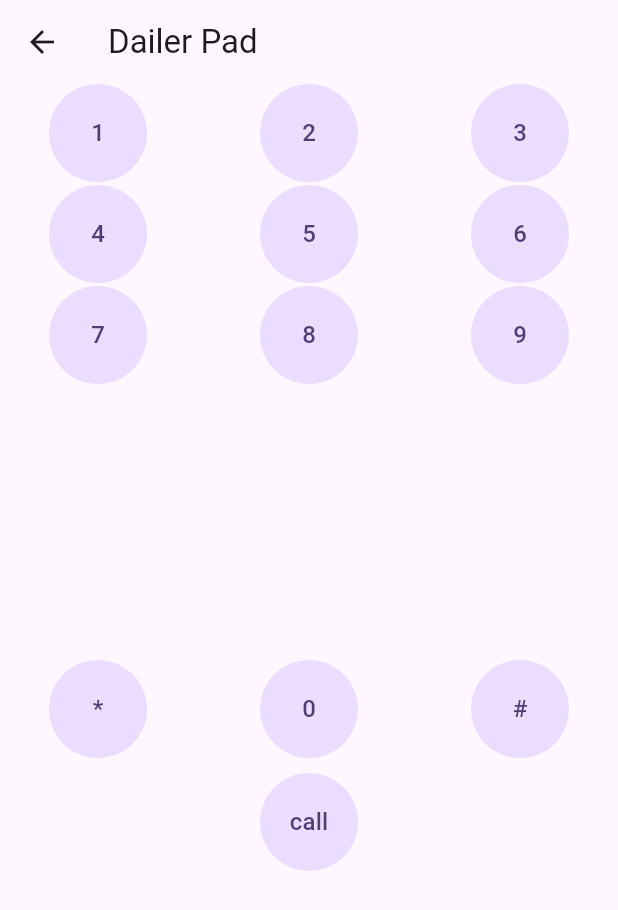
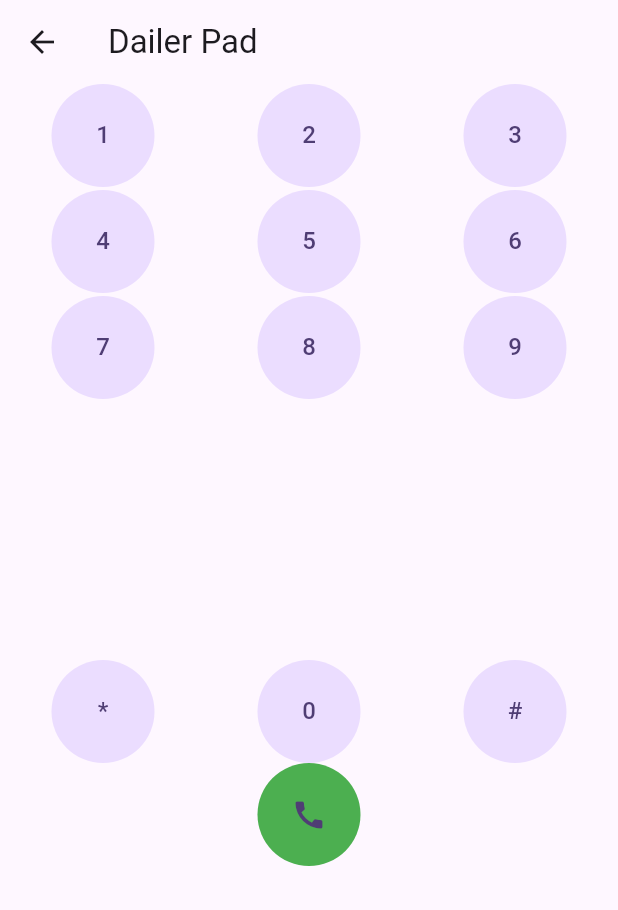
Before and after one commit to ShraddhaDeshmukh10/Training-peroid-app, a Flutter app: the Dialer_pad screen opened by its route, on a phone screen of 412 x 824 dp. Shown: the top 910 px of the screen. Run offline on Flutter 3.47's test engine with Material 3 defaults, Android fonts, the phone set to English and light mode, and no system bars; our stand-ins replace fluttertoast.

Commit message:
Added Dialer Pad with sliverGrid

```diff
--- a/lib/View/ToDO_App/dialerpad.dart
+++ b/lib/View/ToDO_App/dialerpad.dart
@@ -37,7 +37,7 @@ class _Dialer_padState extends State<Dialer_pad> {
             child: GridView.builder(
                 gridDelegate: SliverGridDelegateWithFixedCrossAxisCount(
                   crossAxisCount: 3,
-                  crossAxisSpacing: 10.0,
+                  crossAxisSpacing: 0,
                   mainAxisSpacing: 2.0,
                   childAspectRatio: 2.0,
                 ),
@@ -50,13 +50,19 @@ class _Dialer_padState extends State<Dialer_pad> {
             child: GridView.builder(
               gridDelegate: SliverGridDelegateWithFixedCrossAxisCount(
                   crossAxisCount: 3,
-                  crossAxisSpacing: 10.0,
-                  mainAxisSpacing: 10.0,
+                  crossAxisSpacing: 0,
+                  mainAxisSpacing: 0,
                   childAspectRatio: 2.0),
               itemCount: dialpadextra.length,
               itemBuilder: (context, index) {
                 if (dialpadextra[index].isEmpty) {
                   return const SizedBox();
+                } else if (dialpadextra[index] == "call") {
+                  return CircleAvatar(
+                      backgroundColor: Colors.green,
+                      radius: 30,
+                      child:
+                          IconButton(onPressed: () {}, icon: Icon(Icons.call)));
                 } else
                   return CircleAvatar(
                     radius: 20,
```
